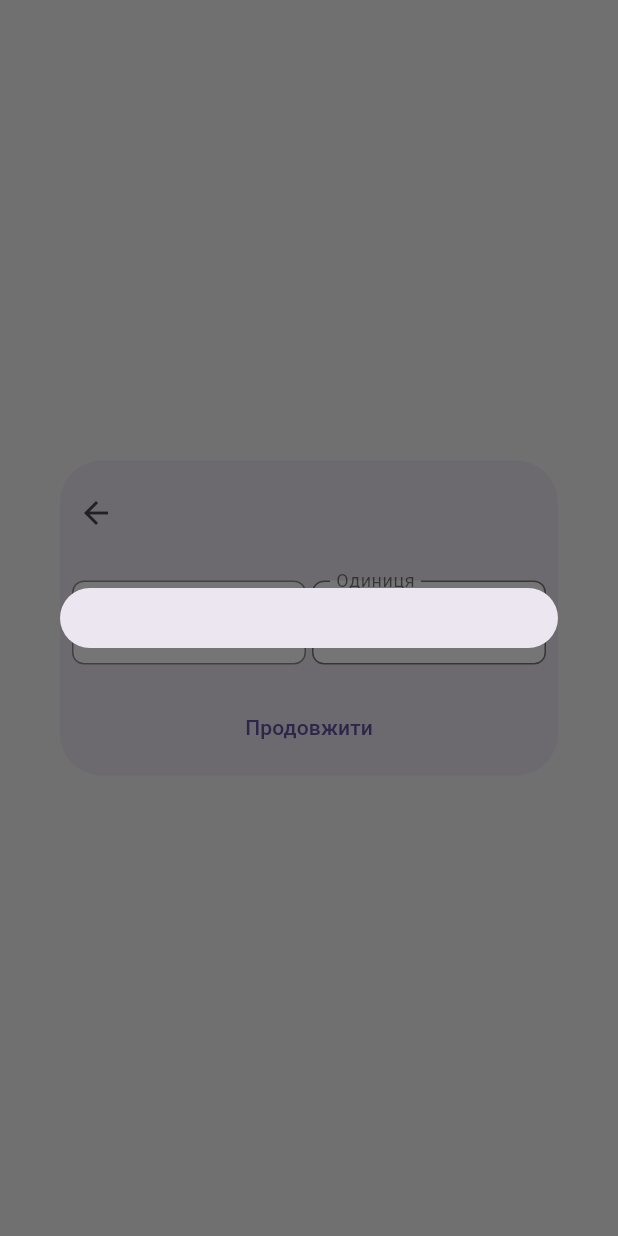
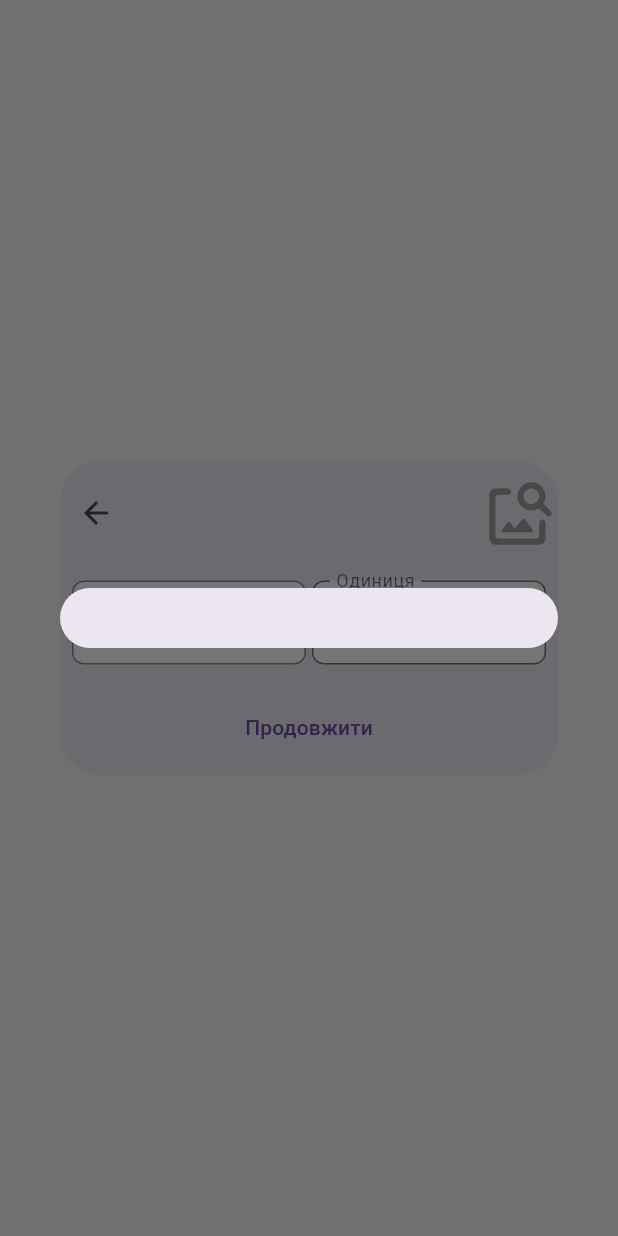
Before and after one commit to NazariiTkachyshyn/mobi_c, a Flutter app: the InputQtyUnitDialog widget shown alone on an empty page, opened directly with empty values, after a tap on "Одиниця", on a phone screen of 412 x 824 dp. Run offline on Flutter 3.47's test engine with Material 3 defaults, Android fonts, the phone set to English and light mode, and no system bars; our stand-ins replace bloc, equatable, flutter_bloc, flutter_image_compress, flutter_slidable, get_it and 1 more; missing offline and left inert: ftpconnect; generated files the repository leaves out were written again.

Commit message:
add image

```diff
--- a/lib/common/widgets/list_tile_image.dart
+++ b/lib/common/widgets/list_tile_image.dart
@@ -2,7 +2,6 @@ import 'dart:io';
 
 import 'package:flutter/material.dart';
 import 'package:get_it/get_it.dart';
-import 'package:mobi_c/main.dart';
 
 class ListTileImage extends StatelessWidget {
   const ListTileImage({super.key, required this.ref});
@@ -10,27 +9,26 @@ class ListTileImage extends StatelessWidget {
 
   @override
   Widget build(BuildContext context) {
-    return SizedBox(height: 50,width: 50,);
-  //   File getImage(String filename) {
-  //     final imageDir = GetIt.I.get<ImageDir>();
-  //     File file = File('${imageDir.path}/$filename');
-  //     return file;
-  //   }
+    File getImage(String filename) {
+      final docDir = GetIt.I.get<Directory>();
+      File file = File('${docDir.path}/$filename.jpg');
+      return file;
+    }
 
-  //   return ConstrainedBox(
-  //       constraints: const BoxConstraints(
-  //         minWidth: 44,
-  //         minHeight: 44,
-  //         maxWidth: 64,
-  //         maxHeight: 64,
-  //       ),
-  //       child: Image.file(
-  //         getImage(ref),
-  //         errorBuilder: (context, error, stackTrace) => const Icon(
-  //           Icons.image_search_rounded,
-  //           color: Colors.grey,
-  //           size: 50,
-  //         ),
-  //       ));
-   }
+    return ConstrainedBox(
+        constraints: const BoxConstraints(
+          minWidth: 44,
+          minHeight: 44,
+          maxWidth: 64,
+          maxHeight: 64,
+        ),
+        child: Image.file(getImage(ref),
+            errorBuilder: (context, error, stackTrace) {
+          return const Icon(
+            Icons.image_search_rounded,
+            color: Colors.grey,
+            size: 50,
+          );
+        }));
+  }
 }
--- a/lib/feature/input_qty_unit/ui/count_input_dialog.dart
+++ b/lib/feature/input_qty_unit/ui/count_input_dialog.dart
@@ -1,6 +1,7 @@
 import 'package:animations/animations.dart';
 import 'package:flutter/material.dart';
 import 'package:flutter_bloc/flutter_bloc.dart';
+import 'package:mobi_c/common/common.dart';
 import 'package:mobi_c/feature/input_qty_unit/cubit/input_qty_unit_cubit.dart';
 import 'package:mobi_c/services/data_bases/object_box/models/models.dart';
 import 'package:mobi_c/ui/components/widgets/text_field_button.dart';
@@ -61,6 +62,7 @@ class _InputQtyUnitDialogState extends State<InputQtyUnitDialog> {
               overflow: TextOverflow.ellipsis,
             ),
           ),
+          ListTileImage(ref: widget.nom.ref)
         ],
       ),
     );
--- a/pubspec.yaml
+++ b/pubspec.yaml
@@ -25,6 +25,7 @@ dependencies:
   objectbox_flutter_libs: any
   path: ^1.9.0
   path_provider: ^2.1.3
+  pool: ^1.5.1
   sqflite: ^2.3.3+1
 
 dev_dependencies:
```
Also changed, not shown: lib/feature/create_order/ui/create_order_page.dart (+19 -18 lines), lib/main.dart (+1 -85 lines), lib/services/data_sync_service/clients/api_client.dart (+9 -14 lines), lib/services/data_sync_service/data_sync_service.dart (+33 -16 lines), pubspec.lock.
